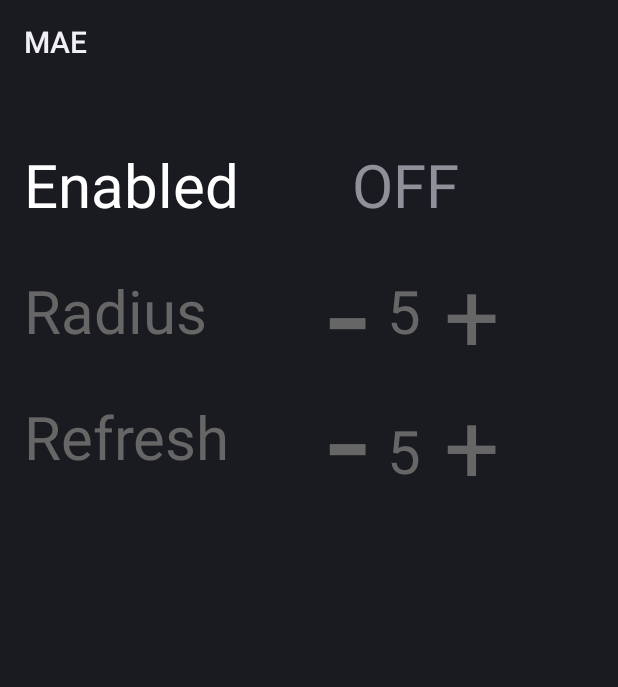
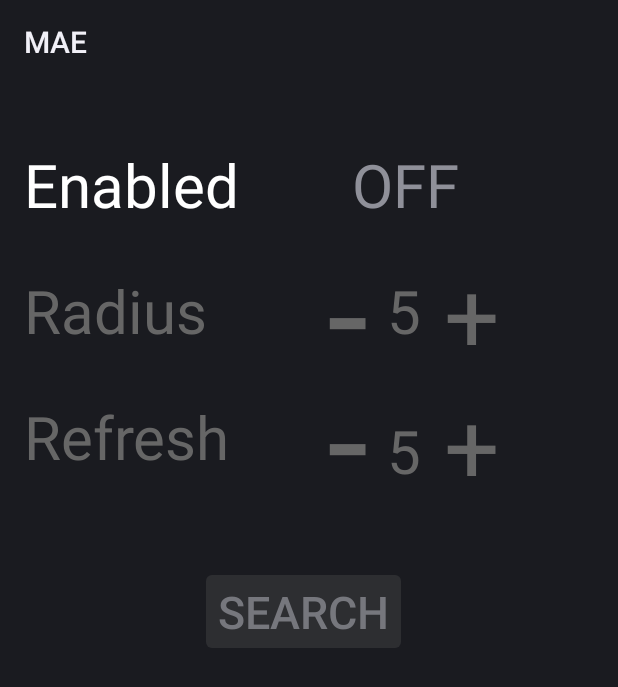
Before and after one commit to felizagoyen/SOA-2015-2C, an Android app: the OptionsActivity screen opened directly, with no data from a screen before it, on a phone screen of 412 x 824 dp. Shown: the top 687 px of the screen. Run offline under Robolectric (Android 15) with nearby library versions, the phone set to English and light mode, and no system bars.

Commit message:
more optn view2

```diff
--- /dev/null
+++ b/MAE/app/src/main/assets/pointsOfInterest.json
@@ -0,0 +1 @@
+{"name": "Name Test","description": "Description Test","latitude": 12.3424234,"longitude": 12.11111,"altitude": 12.666666}
--- a/MAE/app/src/main/java/ar/com/unlam/mae/OptionsActivity.java
+++ b/MAE/app/src/main/java/ar/com/unlam/mae/OptionsActivity.java
@@ -1,16 +1,28 @@
 package ar.com.unlam.mae;
 
 import android.app.Activity;
+import android.content.Context;
 import android.graphics.Color;
+import android.location.Criteria;
+import android.location.Location;
+import android.location.LocationListener;
+import android.location.LocationManager;
 import android.os.Bundle;
 import android.view.View;
+import android.widget.Button;
 import android.widget.TextView;
 
+import java.io.InputStream;
+import java.math.BigDecimal;
+import java.util.List;
+
+import ar.com.unlam.mae.Service.PoiService;
 import ar.com.unlam.mae.Utils.OptionsLocation;
+import ar.com.unlam.mae.Utils.Poi;
 
-public class OptionsActivity extends Activity implements View.OnClickListener {
+public class OptionsActivity extends Activity implements View.OnClickListener, LocationListener {
 
-    TextView enabled;
+    TextView enabledValue;
 
     TextView minusRadius;
     TextView plusRadius;
@@ -22,13 +34,21 @@ public class OptionsActivity extends Activity implements View.OnClickListener {
     TextView refreshTimeValue;
     TextView refreshTimeText;
 
+    Button searchButton;
+    TextView distance;
+
     OptionsLocation optionsLocation = OptionsLocation.getInstance();
+    LocationManager locationManager;
+
+    Poi poi;
+    Context context;
 
     @Override
     protected void onCreate(Bundle savedInstanceState) {
         super.onCreate(savedInstanceState);
         setContentView(R.layout.options);
-        enabled = (TextView) findViewById(R.id.txtEnabledValue);
+
+        enabledValue = (TextView) findViewById(R.id.txtEnabledValue);
         minusRadius = (TextView) findViewById(R.id.txtMinusRadius);
         plusRadius = (TextView) findViewById(R.id.txtPlusRadius);
         radiusValue = (TextView) findViewById(R.id.txtRadiusValue);
@@ -39,7 +59,10 @@ public class OptionsActivity extends Activity implements View.OnClickListener {
         refreshTimeValue = (TextView) findViewById(R.id.txtRefreshValue);
         refreshTimeText = (TextView) findViewById(R.id.txtRefresh);
 
-        enabled.setOnClickListener(this);
+        searchButton = (Button) findViewById(R.id.btnSearch);
+        distance = (TextView) findViewById(R.id.txtDistance);
+
+        enabledValue.setOnClickListener(this);
         minusRadius.setOnClickListener(this);
         plusRadius.setOnClickListener(this);
         minusRefreshTime.setOnClickListener(this);
@@ -48,6 +71,15 @@ public class OptionsActivity extends Activity implements View.OnClickListener {
         radiusValue.setText(String.valueOf(optionsLocation.getRadius()));
         refreshTimeValue.setText(String.valueOf(optionsLocation.getRefreshTime()));
         setEnabled();
+
+        locationManager = (LocationManager) getSystemService(Context.LOCATION_SERVICE);
+        Criteria criteria = new Criteria();
+        criteria.setAccuracy(Criteria.ACCURACY_FINE);
+        criteria.setPowerRequirement(Criteria.NO_REQUIREMENT);
+        String bestProvider = locationManager.getBestProvider(criteria, true);
+        locationManager.requestLocationUpdates(bestProvider, 5000, 0, this);
+
+        context = this;
     }
 
     @Override
@@ -76,16 +108,19 @@ public class OptionsActivity extends Activity implements View.OnClickListener {
                 optionsLocation.setRefreshTime(r);
                 refreshTimeValue.setText(String.valueOf(r));
             }
-        } else if(v == enabled) {
+        } else if(v == enabledValue) {
             if(optionsLocation.getEnabled()) {
-                enabled.setText(String.valueOf("OFF"));
+                enabledValue.setText(String.valueOf("OFF"));
                 optionsLocation.setEnabled(false);
                 setEnabled();
             } else {
-                enabled.setText(String.valueOf("ON"));
+                enabledValue.setText(String.valueOf("ON"));
                 optionsLocation.setEnabled(true);
                 setEnabled();
             }
+        } else if(v == searchButton) {
+            //setPoi();
+            //distance.setText(Double.toString(poi.getDistance()));
         }
     }
 
@@ -100,6 +135,7 @@ public class OptionsActivity extends Activity implements View.OnClickListener {
         plusRefreshTime.setEnabled(optionsLocation.getEnabled());
         minusRadius.setEnabled(optionsLocation.getEnabled());
         plusRadius.setEnabled(optionsLocation.getEnabled());
+        searchButton.setEnabled(optionsLocation.getEnabled());
 
         minusRefreshTime.setTextColor(color);
         plusRefreshTime.setTextColor(color);
@@ -111,4 +147,33 @@ public class OptionsActivity extends Activity implements View.OnClickListener {
         radiusValue.setTextColor(color);
         radiusText.setTextColor(color);
     }
+
+    private void setPoi(Location location) {
+        Location poiLocation = new Location("manual");
+        poi = PoiService.getInstance().getPoi(context).get(0);
+        poiLocation.setAltitude(poi.getAltitude().doubleValue());
+        poiLocation.setLatitude(poi.getLatitude().doubleValue());
+        poiLocation.setLongitude(poi.getLongitude().doubleValue());
+        poi.setDistance(location.distanceTo(poiLocation));
+    }
+
+    @Override
+    public void onLocationChanged(Location location) {
+        //setPoi(location);
+    }
+
+    @Override
+    public void onStatusChanged(String provider, int status, Bundle extras) {
+
+    }
+
+    @Override
+    public void onProviderEnabled(String provider) {
+
+    }
+
+    @Override
+    public void onProviderDisabled(String provider) {
+
+    }
 }
--- a/MAE/app/src/main/java/ar/com/unlam/mae/OverlayView.java
+++ b/MAE/app/src/main/java/ar/com/unlam/mae/OverlayView.java
@@ -156,8 +156,8 @@ public class OverlayView extends View implements SensorEventListener, LocationLi
     @Override
     public void onLocationChanged(Location location) {
         lastLocation = location;
-        curBearing = lastLocation.bearingTo(plazaOeste);
-
+        //curBearing = lastLocation.bearingTo(plazaOeste);
+        curBearing = lastLocation.distanceTo(plazaOeste);
     }
 
     @Override
--- a/MAE/app/src/main/res/layout/options.xml
+++ b/MAE/app/src/main/res/layout/options.xml
@@ -117,4 +117,28 @@
         android:layout_toRightOf="@+id/txtRefreshValue"
         android:layout_marginLeft="15dp" />
 
+    <Button
+        android:layout_width="wrap_content"
+        android:layout_height="wrap_content"
+        android:text="Search"
+        android:id="@+id/btnSearch"
+        android:textSize="30dp"
+        android:layout_alignParentTop="false"
+        android:layout_below="@+id/txtRefreshValue"
+        android:layout_toRightOf="@+id/txtRefresh"
+        android:layout_marginTop="50dp"
+        android:layout_marginLeft="-20dp" />
+
+    <TextView
+        android:layout_width="wrap_content"
+        android:layout_height="wrap_content"
+        android:textAppearance="?android:attr/textAppearanceLarge"
+        android:id="@+id/txtDistance"
+        android:layout_alignParentTop="false"
+        android:layout_alignRight="@+id/btnSearch"
+        android:layout_marginTop="50dp"
+        android:layout_alignParentEnd="false"
+        android:layout_alignParentStart="false"
+        android:layout_below="@+id/btnSearch" />
+
 </RelativeLayout>
```
Also changed, not shown: MAE/app/src/main/java/ar/com/unlam/mae/Service/PoiService.java (added, +54 -0 lines), MAE/app/src/main/java/ar/com/unlam/mae/Utils/Coordinate.java (deleted, +0 -51 lines), MAE/app/src/main/java/ar/com/unlam/mae/Utils/GeoUtils.java (deleted, +0 -23 lines), MAE/app/src/main/java/ar/com/unlam/mae/Utils/Poi.java (added, +50 -0 lines), 13 other files.
